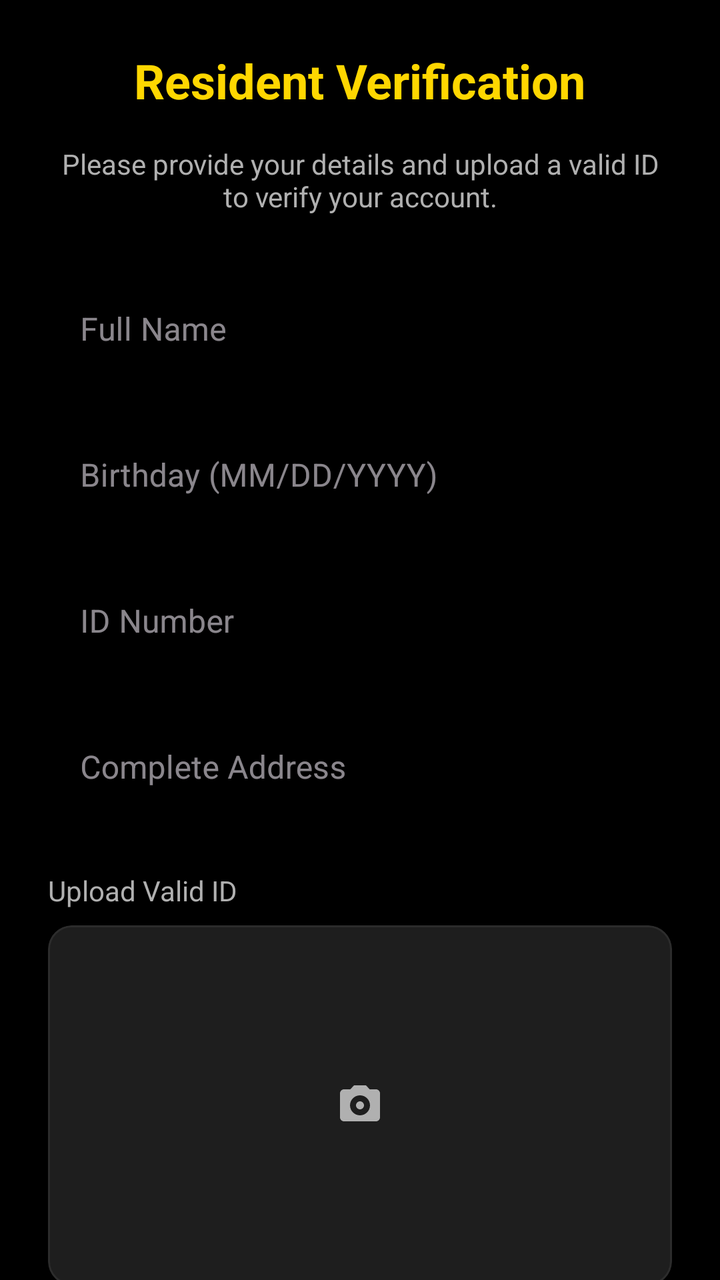
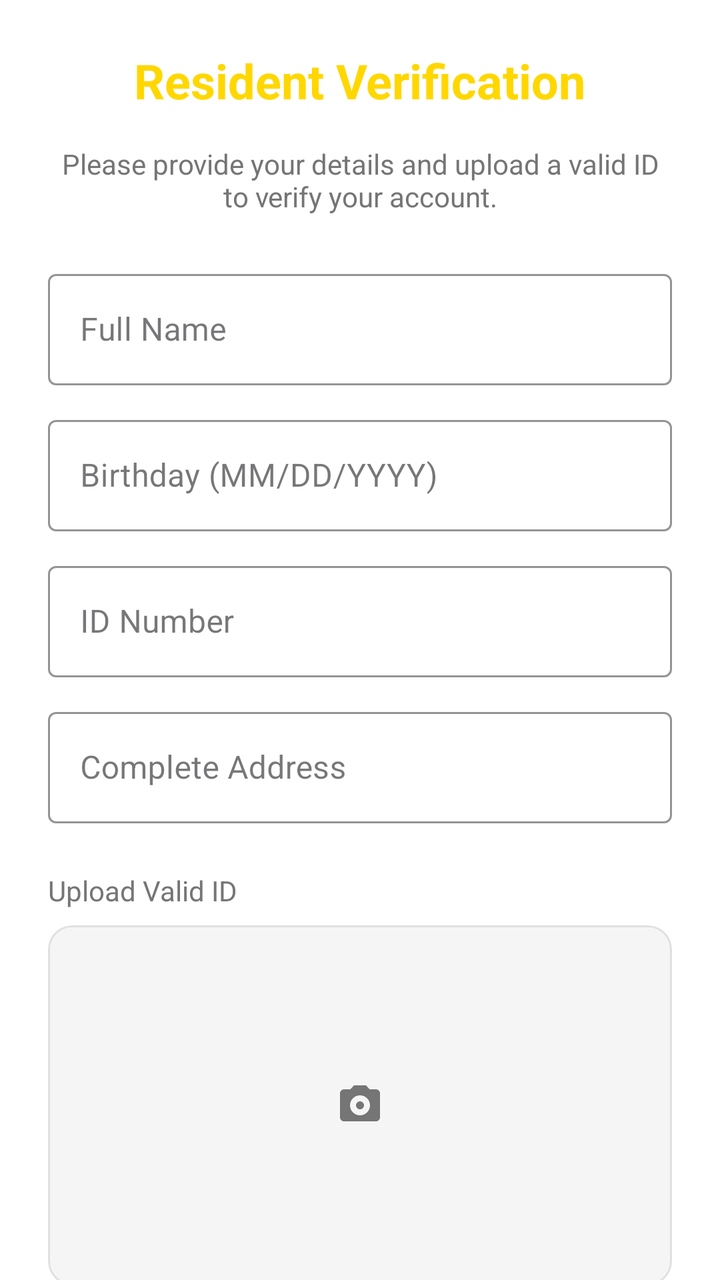

Screens rendered from an Android XML layout before and after an edit, with the pre-edit source and the edit as a unified diff.
<!-- AndroidManifest.xml: application theme Theme.Resilio -->
<!-- res/layout/fragment_verification.xml -->
<?xml version="1.0" encoding="utf-8"?>
<androidx.core.widget.NestedScrollView xmlns:android="http://schemas.android.com/apk/res/android"
    xmlns:app="http://schemas.android.com/apk/res-auto"
    android:layout_width="match_parent"
    android:layout_height="match_parent"
    android:background="@color/background_dark">

    <LinearLayout
        android:layout_width="match_parent"
        android:layout_height="wrap_content"
        android:orientation="vertical"
        android:padding="24dp"
        android:gravity="center_horizontal">

        <TextView
            android:layout_width="wrap_content"
            android:layout_height="wrap_content"
            android:text="Resident Verification"
            android:textColor="@color/gold_accent"
            android:textSize="24sp"
            android:textStyle="bold"
            android:layout_marginBottom="16dp"/>

        <TextView
            android:layout_width="match_parent"
            android:layout_height="wrap_content"
            android:text="Please provide your details and upload a valid ID to verify your account."
            android:textColor="@color/text_secondary"
            android:textSize="14sp"
            android:textAlignment="center"
            android:layout_marginBottom="24dp"/>

        <com.google.android.material.textfield.TextInputLayout
            android:layout_width="match_parent"
            android:layout_height="wrap_content"
            android:hint="Full Name"
            style="@style/Widget.MaterialComponents.TextInputLayout.OutlinedBox"
            app:boxStrokeColor="@color/gold_accent"
            app:hintTextColor="@color/gold_accent">
            <com.google.android.material.textfield.TextInputEditText
                android:id="@+id/etFullName"
                android:layout_width="match_parent"
                android:layout_height="wrap_content"
                android:textColor="@color/text_primary"/>
        </com.google.android.material.textfield.TextInputLayout>

        <com.google.android.material.textfield.TextInputLayout
            android:layout_width="match_parent"
            android:layout_height="wrap_content"
            android:hint="Birthday (MM/DD/YYYY)"
            android:layout_marginTop="12dp"
            style="@style/Widget.MaterialComponents.TextInputLayout.OutlinedBox"
            app:boxStrokeColor="@color/gold_accent"
            app:hintTextColor="@color/gold_accent">
            <com.google.android.material.textfield.TextInputEditText
                android:id="@+id/etBirthday"
                android:layout_width="match_parent"
                android:layout_height="wrap_content"
                android:textColor="@color/text_primary"/>
        </com.google.android.material.textfield.TextInputLayout>

        <com.google.android.material.textfield.TextInputLayout
            android:layout_width="match_parent"
            android:layout_height="wrap_content"
            android:hint="ID Number"
            android:layout_marginTop="12dp"
            style="@style/Widget.MaterialComponents.TextInputLayout.OutlinedBox"
            app:boxStrokeColor="@color/gold_accent"
            app:hintTextColor="@color/gold_accent">
            <com.google.android.material.textfield.TextInputEditText
                android:id="@+id/etIdNumber"
                android:layout_width="match_parent"
                android:layout_height="wrap_content"
                android:textColor="@color/text_primary"/>
        </com.google.android.material.textfield.TextInputLayout>

        <com.google.android.material.textfield.TextInputLayout
            android:layout_width="match_parent"
            android:layout_height="wrap_content"
            android:hint="Complete Address"
            android:layout_marginTop="12dp"
            style="@style/Widget.MaterialComponents.TextInputLayout.OutlinedBox"
            app:boxStrokeColor="@color/gold_accent"
            app:hintTextColor="@color/gold_accent">
            <com.google.android.material.textfield.TextInputEditText
                android:id="@+id/etAddress"
                android:layout_width="match_parent"
                android:layout_height="wrap_content"
                android:textColor="@color/text_primary"/>
        </com.google.android.material.textfield.TextInputLayout>

        <TextView
            android:layout_width="wrap_content"
            android:layout_height="wrap_content"
            android:text="Upload Valid ID"
            android:textColor="@color/text_secondary"
            android:layout_marginTop="24dp"
            android:layout_gravity="start"
            android:layout_marginBottom="8dp"/>

        <com.google.android.material.card.MaterialCardView
            android:id="@+id/cardIdPreview"
            android:layout_width="match_parent"
            android:layout_height="180dp"
            app:cardCornerRadius="12dp"
            app:cardBackgroundColor="@color/surface_dark"
            app:strokeWidth="1dp"
            app:strokeColor="@color/divider_color"
            android:layout_marginBottom="16dp">
            <ImageView
                android:id="@+id/ivIdPreview"
                android:layout_width="match_parent"
                android:layout_height="match_parent"
                android:scaleType="centerInside"
                android:src="@drawable/ic_camera_alt"
                app:tint="@color/text_secondary"
                android:padding="48dp"/>
        </com.google.android.material.card.MaterialCardView>

        <LinearLayout
            android:layout_width="match_parent"
            android:layout_height="wrap_content"
            android:orientation="horizontal">

            <com.google.android.material.button.MaterialButton
                android:id="@+id/btnCapture"
                style="@style/Widget.MaterialComponents.Button.OutlinedButton"
                android:layout_width="0dp"
                android:layout_height="wrap_content"
                android:layout_weight="1"
                android:layout_marginEnd="8dp"
                android:text="Capture"
                app:strokeColor="@color/gold_accent"
                android:textColor="@color/gold_accent"/>

            <com.google.android.material.button.MaterialButton
                android:id="@+id/btnUpload"
                style="@style/Widget.MaterialComponents.Button.OutlinedButton"
                android:layout_width="0dp"
                android:layout_height="wrap_content"
                android:layout_weight="1"
                android:layout_marginStart="8dp"
                android:text="Upload"
                app:strokeColor="@color/gold_accent"
                android:textColor="@color/gold_accent"/>
        </LinearLayout>

        <com.google.android.material.button.MaterialButton
            android:id="@+id/btnSubmitVerification"
            android:layout_width="match_parent"
            android:layout_height="56dp"
            android:text="SUBMIT FOR VERIFICATION"
            android:layout_marginTop="24dp"
            android:backgroundTint="@color/gold_accent"
            android:textColor="@color/background_dark"
            app:cornerRadius="12dp"
            android:enabled="false"/>

        <com.google.android.material.button.MaterialButton
            android:id="@+id/btnSkipVerification"
            style="@style/Widget.MaterialComponents.Button.TextButton"
            android:layout_width="wrap_content"
            android:layout_height="wrap_content"
            android:text="Skip for now"
            android:layout_marginTop="8dp"
            android:textColor="@color/text_secondary"/>

        <TextView
            android:id="@+id/tvVerificationStatus"
            android:layout_width="wrap_content"
            android:layout_height="wrap_content"
            android:text="Status: Not Submitted"
            android:textColor="@color/gold_accent"
            android:textStyle="bold"
            android:layout_marginTop="24dp"
            android:visibility="gone"/>

    </LinearLayout>
</androidx.core.widget.NestedScrollView>
<!-- resources referenced by this layout -->
<resources>
  <color name="background_dark">#000000</color>
  <color name="divider_color">#2C2C2C</color>
  <color name="gold_accent">#FFD700</color>
  <color name="surface_dark">#1E1E1E</color>
  <color name="text_primary">#FFFFFF</color>
  <color name="text_secondary">#B0B0B0</color>
  <!-- drawable ic_camera_alt (drawable) -->
  <vector xmlns:android="http://schemas.android.com/apk/res/android"
      android:width="24dp"
      android:height="24dp"
      android:viewportWidth="24"
      android:viewportHeight="24"
      android:tint="?attr/colorControlNormal">
    <path
        android:fillColor="@android:color/white"
        android:pathData="M9,2L7.17,4H4c-1.1,0 -2,0.9 -2,2v12c0,1.1 0.9,2 2,2h16c1.1,0 2,-0.9 2,-2V6c0,-1.1 -0.9,-2 -2,-2h-3.17L15,2H9zm3,15c-2.76,0 -5,-2.24 -5,-5s2.24,-5 5,-5 5,2.24 5,5 -2.24,5 -5,5zM12,14c-1.1,0 -2,-0.9 -2,-2s0.9,-2 2,-2 2,0.9 2,2 -0.9,2 -2,2z"/>
  </vector>
  <style name="Theme.Resilio" parent="Base.Theme.Resilio" />
  <style name="Base.Theme.Resilio" parent="Theme.Material3.Dark.NoActionBar">
          
          <item name="colorPrimary">@color/gold_accent</item>
          <item name="colorOnPrimary">@color/background_dark</item>
          <item name="colorSecondary">@color/secondary_blue</item>
          <item name="colorOnSecondary">@color/white</item>
          <item name="colorTertiary">@color/primary_green</item>
          <item name="android:windowBackground">@color/background_dark</item>
          <item name="android:textColorPrimary">@color/text_primary</item>
          <item name="android:textColorSecondary">@color/text_secondary</item>
      </style>
  <color name="secondary_blue">#2196F3</color>
  <color name="white">#FFFFFFFF</color>
  <color name="primary_green">#4CAF50</color>
</resources>

<!-- the commit's change to res/layout/fragment_verification.xml (unified diff, before → after) -->
@@ -3,7 +3,7 @@
     xmlns:app="http://schemas.android.com/apk/res-auto"
     android:layout_width="match_parent"
     android:layout_height="match_parent"
-    android:background="@color/background_dark">
+    android:background="@color/background">
 
     <LinearLayout
         android:layout_width="match_parent"
@@ -103,7 +103,7 @@
             android:layout_width="match_parent"
             android:layout_height="180dp"
             app:cardCornerRadius="12dp"
-            app:cardBackgroundColor="@color/surface_dark"
+            app:cardBackgroundColor="@color/surface"
             app:strokeWidth="1dp"
             app:strokeColor="@color/divider_color"
             android:layout_marginBottom="16dp">
@@ -152,7 +152,7 @@
             android:text="SUBMIT FOR VERIFICATION"
             android:layout_marginTop="24dp"
             android:backgroundTint="@color/gold_accent"
-            android:textColor="@color/background_dark"
+            android:textColor="@color/background"
             app:cornerRadius="12dp"
             android:enabled="false"/>
 
<!-- resource entries referenced after the edit -->
@@ -1,11 +1,11 @@
 <!-- resources referenced by this layout -->
 <resources>
-  <color name="background_dark">#000000</color>
-  <color name="divider_color">#2C2C2C</color>
+  <color name="background">#FFFFFF</color>
+  <color name="divider_color">#E0E0E0</color>
   <color name="gold_accent">#FFD700</color>
-  <color name="surface_dark">#1E1E1E</color>
-  <color name="text_primary">#FFFFFF</color>
-  <color name="text_secondary">#B0B0B0</color>
+  <color name="surface">#F5F5F5</color>
+  <color name="text_primary">#212121</color>
+  <color name="text_secondary">#757575</color>
   <!-- drawable ic_camera_alt (drawable) -->
   <vector xmlns:android="http://schemas.android.com/apk/res/android"
       android:width="24dp"
@@ -18,17 +18,18 @@
         android:pathData="M9,2L7.17,4H4c-1.1,0 -2,0.9 -2,2v12c0,1.1 0.9,2 2,2h16c1.1,0 2,-0.9 2,-2V6c0,-1.1 -0.9,-2 -2,-2h-3.17L15,2H9zm3,15c-2.76,0 -5,-2.24 -5,-5s2.24,-5 5,-5 5,2.24 5,5 -2.24,5 -5,5zM12,14c-1.1,0 -2,-0.9 -2,-2s0.9,-2 2,-2 2,0.9 2,2 -0.9,2 -2,2z"/>
   </vector>
   <style name="Theme.Resilio" parent="Base.Theme.Resilio" />
-  <style name="Base.Theme.Resilio" parent="Theme.Material3.Dark.NoActionBar">
+  <style name="Base.Theme.Resilio" parent="Theme.Material3.DayNight.NoActionBar">
           
           <item name="colorPrimary">@color/gold_accent</item>
-          <item name="colorOnPrimary">@color/background_dark</item>
+          <item name="colorOnPrimary">@color/black</item>
           <item name="colorSecondary">@color/secondary_blue</item>
           <item name="colorOnSecondary">@color/white</item>
           <item name="colorTertiary">@color/primary_green</item>
-          <item name="android:windowBackground">@color/background_dark</item>
+          <item name="android:windowBackground">@color/background</item>
           <item name="android:textColorPrimary">@color/text_primary</item>
           <item name="android:textColorSecondary">@color/text_secondary</item>
       </style>
+  <color name="black">#FF000000</color>
   <color name="secondary_blue">#2196F3</color>
   <color name="white">#FFFFFFFF</color>
   <color name="primary_green">#4CAF50</color>
